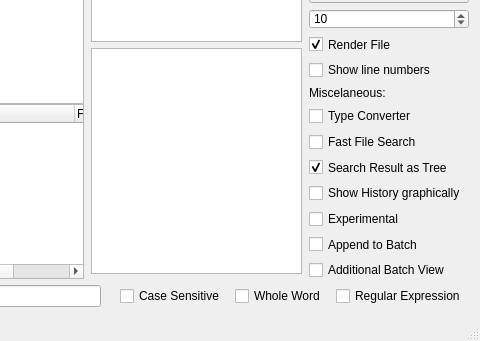
Rolloke/GUI-Apps, file source/mainwindow.ui: the form before one commit; both pictures show x 720 to 1200 and y 459 to 800 of the 1200 by 800 pixel window.
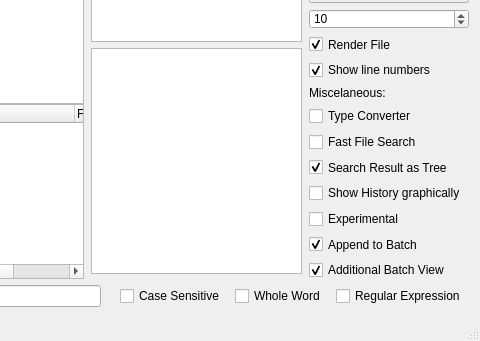
The form after the commit. Icons and pictures are not drawn. Custom widgets are drawn as their Qt base class.

Patch:
```diff
--- a/source/mainwindow.ui
+++ b/source/mainwindow.ui
@@ -1075,6 +1075,9 @@
           <property name="text">
            <string>Show line numbers</string>
           </property>
+          <property name="checked">
+           <bool>true</bool>
+          </property>
          </widget>
         </item>
         <item>
@@ -1148,6 +1151,9 @@
           <property name="text">
            <string>Append to Batch</string>
           </property>
+          <property name="checked">
+           <bool>true</bool>
+          </property>
          </widget>
         </item>
         <item>
@@ -1158,6 +1164,9 @@
           <property name="text">
            <string>Additional Batch View</string>
           </property>
+          <property name="checked">
+           <bool>true</bool>
+          </property>
          </widget>
         </item>
        </layout>
```
